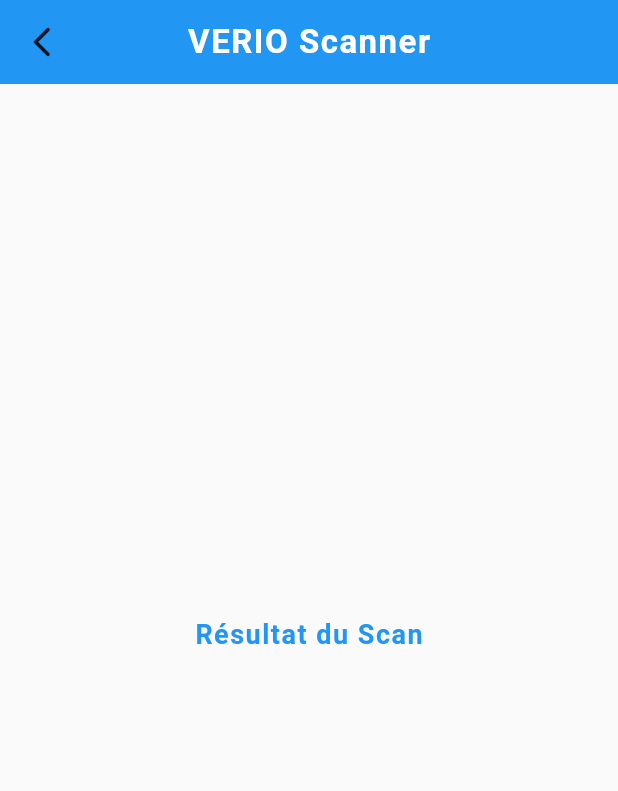
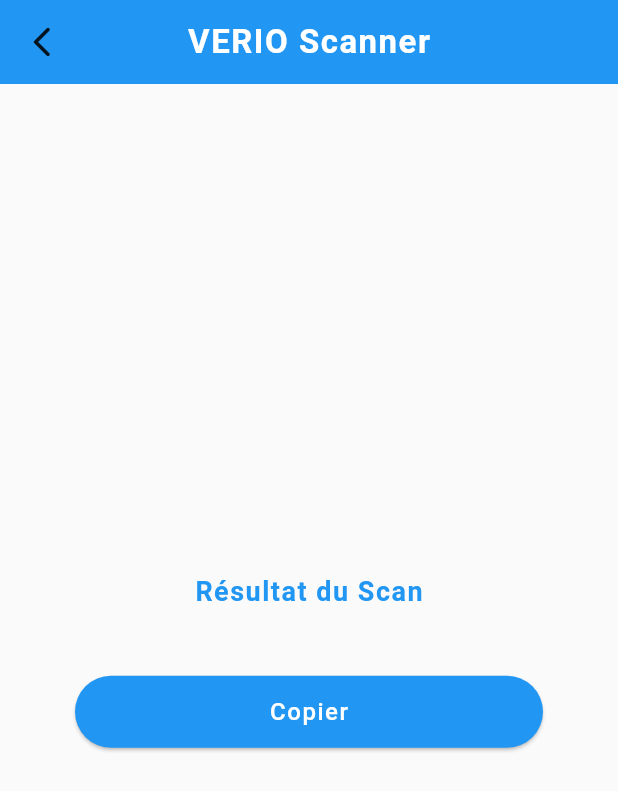
Before and after one commit to JuniorMartin237/verio_scanner, a Flutter app: the ResultScan screen opened directly with empty values, on a phone screen of 412 x 824 dp. Shown: the top 791 px of the screen. Run offline on Flutter 3.47's test engine with Material 3 defaults, Android fonts, the phone set to English and light mode, and no system bars; missing offline and left inert: mobile_scanner.

Commit message:
2nd depot

```diff
--- a/lib/result_scan.dart
+++ b/lib/result_scan.dart
@@ -1,4 +1,5 @@
 import 'package:flutter/material.dart';
+import 'package:flutter/services.dart';
 import 'package:verio/QR_code.dart';
 
 
@@ -42,6 +43,23 @@
                   color: Colors.black87,
                   fontWeight: FontWeight.bold,
                   letterSpacing: 1),),
+              const SizedBox(height: 10,),
+              SizedBox(
+                width: MediaQuery.of(context).size.width-100,
+                height: 48,
+                child: ElevatedButton(
+                  style: ElevatedButton.styleFrom(
+                    backgroundColor: Colors.blue,
+                  ),
+                  onPressed: (){
+                    Clipboard.setData(ClipboardData(text: code));
+                  },
+                child: const Text("Copier", style: TextStyle(
+                  fontSize: 16,
+                  color: Colors.white,
+                  letterSpacing: 1.0,
+                ),)),
+              ),
             ],
           ),
       ),
```
